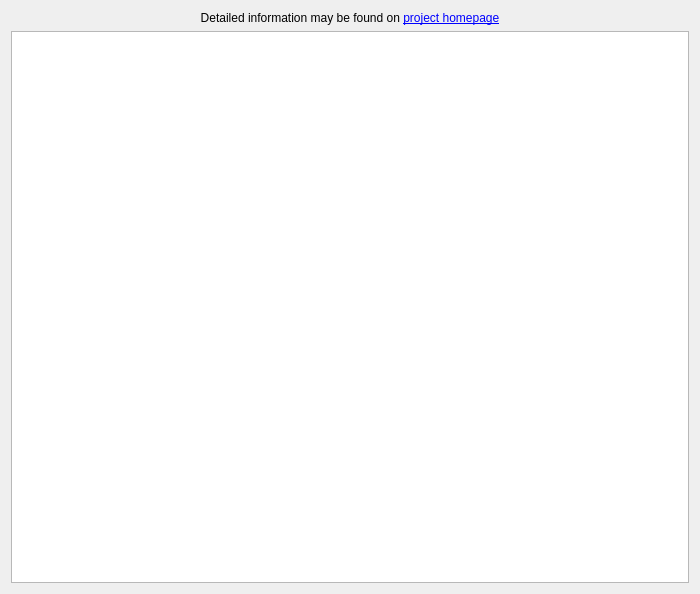
Old version of the form sources/awesome-widget/widget.ui in the repository arcan1s/awesome-widgets.
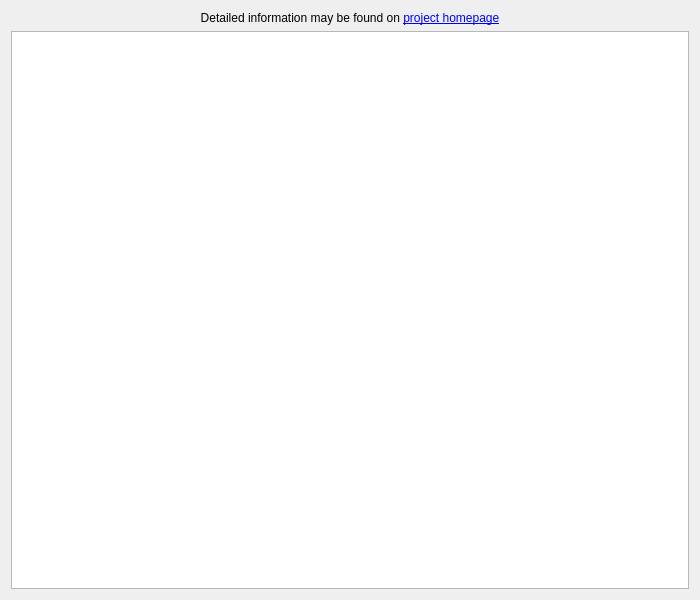
New version of the form.

Commit message: fix tooltip fix memory remove layout settings more correct parsing

Diff of the .ui file:
```diff
--- a/sources/awesome-widget/widget.ui
+++ b/sources/awesome-widget/widget.ui
@@ -7,7 +7,7 @@
     <x>0</x>
     <y>0</y>
     <width>700</width>
-    <height>594</height>
+    <height>600</height>
    </rect>
   </property>
   <property name="sizePolicy">
@@ -19,7 +19,7 @@
   <property name="minimumSize">
    <size>
     <width>700</width>
-    <height>0</height>
+    <height>600</height>
    </size>
   </property>
   <property name="maximumSize">
```
The commit also changes 7 other files.
